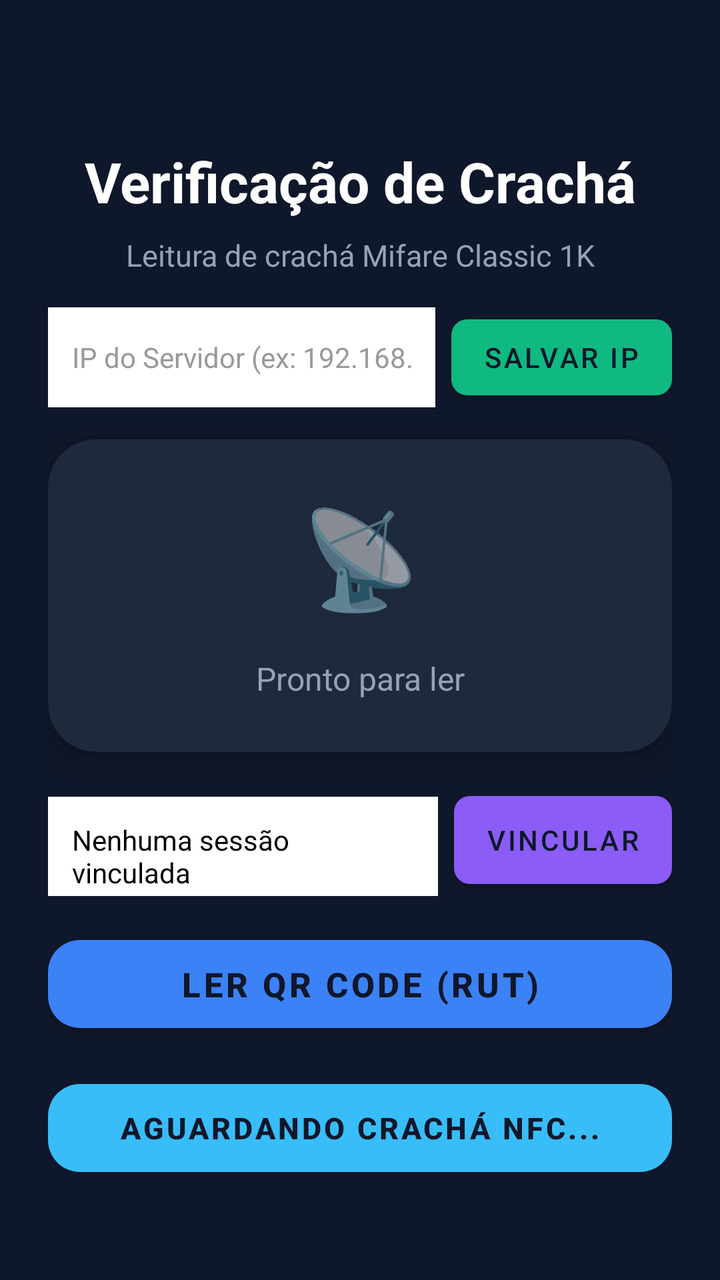
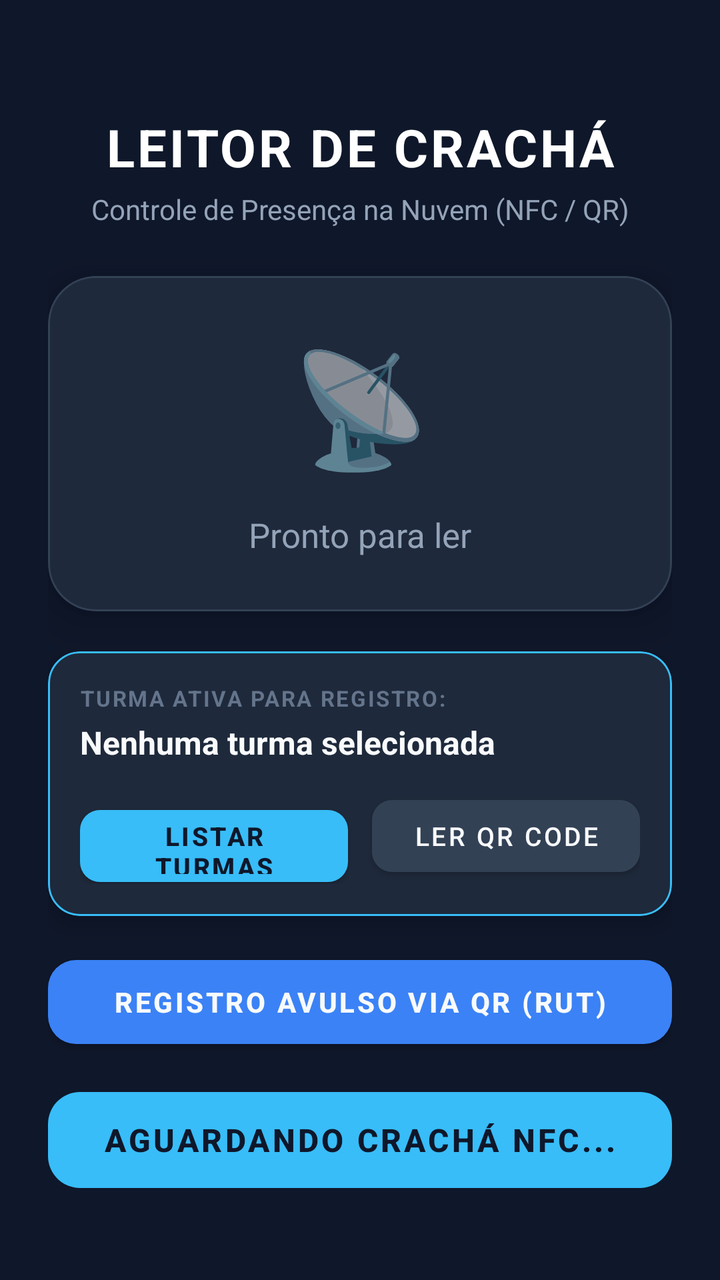

Compare the two renders of this Android layout. The source of the first and the diff that turns it into the second are given below.
<!-- AndroidManifest.xml: application theme Theme.LeitorCracha -->
<!-- res/layout/activity_main.xml -->
<?xml version="1.0" encoding="utf-8"?>
<androidx.constraintlayout.widget.ConstraintLayout
    xmlns:android="http://schemas.android.com/apk/res/android"
    xmlns:app="http://schemas.android.com/apk/res-auto"
    android:layout_width="match_parent"
    android:layout_height="match_parent"
    android:background="@color/colorBackground"
    android:padding="24dp">

    
    <TextView
        android:id="@+id/tvTitle"
        android:layout_width="0dp"
        android:layout_height="wrap_content"
        android:text="@string/app_name"
        android:textColor="@color/colorWhite"
        android:textSize="28sp"
        android:textStyle="bold"
        android:gravity="center"
        app:layout_constraintTop_toTopOf="parent"
        app:layout_constraintStart_toStartOf="parent"
        app:layout_constraintEnd_toEndOf="parent"
        android:layout_marginTop="48dp"/>

    
    <TextView
        android:id="@+id/tvSubtitle"
        android:layout_width="0dp"
        android:layout_height="wrap_content"
        android:text="@string/subtitle"
        android:textColor="@color/colorSubtitle"
        android:textSize="15sp"
        android:gravity="center"
        android:layout_marginTop="8dp"
        app:layout_constraintTop_toBottomOf="@id/tvTitle"
        app:layout_constraintStart_toStartOf="parent"
        app:layout_constraintEnd_toEndOf="parent"/>

    <LinearLayout
        android:id="@+id/llConfig"
        android:layout_width="0dp"
        android:layout_height="wrap_content"
        android:orientation="horizontal"
        android:layout_marginTop="16dp"
        app:layout_constraintTop_toBottomOf="@id/tvSubtitle"
        app:layout_constraintStart_toStartOf="parent"
        app:layout_constraintEnd_toEndOf="parent">
        
        <EditText
            android:id="@+id/etServerIp"
            android:layout_width="0dp"
            android:layout_weight="1"
            android:layout_height="50dp"
            android:background="@android:color/white"
            android:hint="IP do Servidor (ex: 192.168.0.100)"
            android:textColorHint="#999999"
            android:textColor="@android:color/black"
            android:padding="12dp"
            android:textSize="14sp"
            android:inputType="textUri" />
            
        <com.google.android.material.button.MaterialButton
            android:id="@+id/btnSaveIp"
            android:layout_width="wrap_content"
            android:layout_height="50dp"
            android:layout_marginStart="8dp"
            android:text="SALVAR IP"
            app:backgroundTint="#10B981"
            app:cornerRadius="8dp" />
    </LinearLayout>

    <com.google.android.material.card.MaterialCardView
        android:id="@+id/cardResult"
        android:layout_width="0dp"
        android:layout_height="0dp"
        android:layout_marginTop="16dp"
        android:layout_marginBottom="16dp"
        app:cardBackgroundColor="@color/colorCard"
        app:cardCornerRadius="24dp"
        app:cardElevation="8dp"
        app:layout_constraintTop_toBottomOf="@id/llConfig"
        app:layout_constraintBottom_toTopOf="@id/llSession"
        app:layout_constraintStart_toStartOf="parent"
        app:layout_constraintEnd_toEndOf="parent">

        <androidx.constraintlayout.widget.ConstraintLayout
            android:layout_width="match_parent"
            android:layout_height="match_parent"
            android:padding="24dp">

            
            <TextView
                android:id="@+id/tvIcon"
                android:layout_width="wrap_content"
                android:layout_height="wrap_content"
                android:text="📡"
                android:textSize="48sp"
                android:gravity="center"
                app:layout_constraintTop_toTopOf="parent"
                app:layout_constraintStart_toStartOf="parent"
                app:layout_constraintEnd_toEndOf="parent"
                app:layout_constraintBottom_toTopOf="@id/progressBar"/>

            
            <ProgressBar
                android:id="@+id/progressBar"
                android:layout_width="wrap_content"
                android:layout_height="wrap_content"
                android:visibility="gone"
                android:indeterminateTint="@color/colorAccent"
                app:layout_constraintTop_toBottomOf="@id/tvIcon"
                app:layout_constraintStart_toStartOf="parent"
                app:layout_constraintEnd_toEndOf="parent"
                app:layout_constraintBottom_toTopOf="@id/tvStatus"
                android:layout_marginTop="8dp"/>

            
            <TextView
                android:id="@+id/tvStatus"
                android:layout_width="0dp"
                android:layout_height="wrap_content"
                android:text="@string/status_ready"
                android:textColor="@color/colorSubtitle"
                android:textSize="16sp"
                android:gravity="center"
                android:layout_marginTop="16dp"
                app:layout_constraintTop_toBottomOf="@id/progressBar"
                app:layout_constraintStart_toStartOf="parent"
                app:layout_constraintEnd_toEndOf="parent"
                app:layout_constraintBottom_toTopOf="@id/tvResult"/>

            
            <TextView
                android:id="@+id/tvResult"
                android:layout_width="0dp"
                android:layout_height="wrap_content"
                android:textColor="@color/colorSuccess"
                android:textSize="22sp"
                android:textStyle="bold"
                android:gravity="center"
                android:letterSpacing="0.1"
                android:visibility="gone"
                android:layout_marginTop="12dp"
                app:layout_constraintTop_toBottomOf="@id/tvStatus"
                app:layout_constraintStart_toStartOf="parent"
                app:layout_constraintEnd_toEndOf="parent"
                app:layout_constraintBottom_toBottomOf="parent"/>

        </androidx.constraintlayout.widget.ConstraintLayout>

    </com.google.android.material.card.MaterialCardView>

    <LinearLayout
        android:id="@+id/llSession"
        android:layout_width="0dp"
        android:layout_height="wrap_content"
        android:orientation="horizontal"
        android:layout_marginBottom="16dp"
        app:layout_constraintBottom_toTopOf="@id/btnScanQr"
        app:layout_constraintStart_toStartOf="parent"
        app:layout_constraintEnd_toEndOf="parent">

        <TextView
            android:id="@+id/tvSessionId"
            android:layout_width="0dp"
            android:layout_height="56dp"
            android:layout_weight="1"
            android:background="@android:color/white"
            android:gravity="center_vertical"
            android:padding="12dp"
            android:text="Nenhuma sessão vinculada"
            android:textColor="@android:color/black"
            android:textSize="14sp" />

        <com.google.android.material.button.MaterialButton
            android:id="@+id/btnScanSession"
            android:layout_width="wrap_content"
            android:layout_height="56dp"
            android:layout_marginStart="8dp"
            android:text="VINCULAR"
            app:backgroundTint="#8B5CF6"
            app:cornerRadius="8dp" />
    </LinearLayout>

    
    <com.google.android.material.button.MaterialButton
        android:id="@+id/btnScanQr"
        android:layout_width="0dp"
        android:layout_height="56dp"
        android:layout_marginBottom="16dp"
        android:text="LER QR CODE (RUT)"
        android:textSize="17sp"
        android:textStyle="bold"
        android:textColor="@color/colorBackground"
        app:backgroundTint="#3B82F6"
        app:cornerRadius="16dp"
        app:layout_constraintBottom_toTopOf="@id/btnScan"
        app:layout_constraintStart_toStartOf="parent"
        app:layout_constraintEnd_toEndOf="parent" />

    
    <com.google.android.material.button.MaterialButton
        android:id="@+id/btnScan"
        android:layout_width="0dp"
        android:layout_height="56dp"
        android:layout_marginBottom="24dp"
        android:text="AGUARDANDO CRACHÁ NFC..."
        android:textSize="15sp"
        android:textStyle="bold"
        android:textColor="@color/colorBackground"
        app:backgroundTint="@color/colorAccent"
        app:cornerRadius="16dp"
        android:enabled="false"
        app:layout_constraintBottom_toBottomOf="parent"
        app:layout_constraintStart_toStartOf="parent"
        app:layout_constraintEnd_toEndOf="parent" />

</androidx.constraintlayout.widget.ConstraintLayout>
<!-- resources referenced by this layout -->
<resources>
  <color name="colorAccent">#38BDF8</color>
  <color name="colorBackground">#0F172A</color>
  <color name="colorCard">#1E293B</color>
  <color name="colorSubtitle">#94A3B8</color>
  <color name="colorSuccess">#10B981</color>
  <color name="colorWhite">#FFFFFF</color>
  <string name="app_name">Verificação de Crachá</string>
  <string name="status_ready">Pronto para ler</string>
  <string name="subtitle">Leitura de crachá Mifare Classic 1K</string>
  <style name="Theme.LeitorCracha" parent="Theme.MaterialComponents.DayNight.NoActionBar">
          <item name="colorPrimary">@color/colorAccent</item>
          <item name="colorPrimaryVariant">@color/colorCard</item>
          <item name="colorOnPrimary">@color/colorBackground</item>
          <item name="android:windowBackground">@color/colorBackground</item>
          <item name="android:statusBarColor">@color/colorBackground</item>
          <item name="android:navigationBarColor">@color/colorBackground</item>
      </style>
</resources>

<!-- the commit's change to res/layout/activity_main.xml (unified diff, before → after) -->
@@ -12,74 +12,45 @@
         android:id="@+id/tvTitle"
         android:layout_width="0dp"
         android:layout_height="wrap_content"
-        android:text="@string/app_name"
+        android:text="LEITOR DE CRACHÁ"
         android:textColor="@color/colorWhite"
-        android:textSize="28sp"
+        android:textSize="26sp"
         android:textStyle="bold"
         android:gravity="center"
+        android:letterSpacing="0.05"
         app:layout_constraintTop_toTopOf="parent"
         app:layout_constraintStart_toStartOf="parent"
         app:layout_constraintEnd_toEndOf="parent"
-        android:layout_marginTop="48dp"/>
+        android:layout_marginTop="32dp"/>
 
     
     <TextView
         android:id="@+id/tvSubtitle"
         android:layout_width="0dp"
         android:layout_height="wrap_content"
-        android:text="@string/subtitle"
+        android:text="Controle de Presença na Nuvem (NFC / QR)"
         android:textColor="@color/colorSubtitle"
-        android:textSize="15sp"
+        android:textSize="14sp"
         android:gravity="center"
-        android:layout_marginTop="8dp"
+        android:layout_marginTop="4dp"
         app:layout_constraintTop_toBottomOf="@id/tvTitle"
         app:layout_constraintStart_toStartOf="parent"
         app:layout_constraintEnd_toEndOf="parent"/>
 
-    <LinearLayout
-        android:id="@+id/llConfig"
-        android:layout_width="0dp"
-        android:layout_height="wrap_content"
-        android:orientation="horizontal"
-        android:layout_marginTop="16dp"
-        app:layout_constraintTop_toBottomOf="@id/tvSubtitle"
-        app:layout_constraintStart_toStartOf="parent"
-        app:layout_constraintEnd_toEndOf="parent">
-        
-        <EditText
-            android:id="@+id/etServerIp"
-            android:layout_width="0dp"
-            android:layout_weight="1"
-            android:layout_height="50dp"
-            android:background="@android:color/white"
-            android:hint="IP do Servidor (ex: 192.168.0.100)"
-            android:textColorHint="#999999"
-            android:textColor="@android:color/black"
-            android:padding="12dp"
-            android:textSize="14sp"
-            android:inputType="textUri" />
-            
-        <com.google.android.material.button.MaterialButton
-            android:id="@+id/btnSaveIp"
-            android:layout_width="wrap_content"
-            android:layout_height="50dp"
-            android:layout_marginStart="8dp"
-            android:text="SALVAR IP"
-            app:backgroundTint="#10B981"
-            app:cornerRadius="8dp" />
-    </LinearLayout>
-
+    
     <com.google.android.material.card.MaterialCardView
         android:id="@+id/cardResult"
         android:layout_width="0dp"
         android:layout_height="0dp"
-        android:layout_marginTop="16dp"
-        android:layout_marginBottom="16dp"
+        android:layout_marginTop="24dp"
+        android:layout_marginBottom="20dp"
         app:cardBackgroundColor="@color/colorCard"
         app:cardCornerRadius="24dp"
-        app:cardElevation="8dp"
-        app:layout_constraintTop_toBottomOf="@id/llConfig"
-        app:layout_constraintBottom_toTopOf="@id/llSession"
+        app:cardElevation="12dp"
+        app:strokeColor="#334155"
+        app:strokeWidth="1dp"
+        app:layout_constraintTop_toBottomOf="@id/tvSubtitle"
+        app:layout_constraintBottom_toTopOf="@id/cardSession"
         app:layout_constraintStart_toStartOf="parent"
         app:layout_constraintEnd_toEndOf="parent">
 
@@ -94,12 +65,14 @@
                 android:layout_width="wrap_content"
                 android:layout_height="wrap_content"
                 android:text="📡"
-                android:textSize="48sp"
+                android:textSize="56sp"
                 android:gravity="center"
                 app:layout_constraintTop_toTopOf="parent"
                 app:layout_constraintStart_toStartOf="parent"
                 app:layout_constraintEnd_toEndOf="parent"
-                app:layout_constraintBottom_toTopOf="@id/progressBar"/>
+                app:layout_constraintBottom_toTopOf="@id/progressBar"
+                app:layout_constraintVertical_chainStyle="packed"
+                android:layout_marginBottom="16dp"/>
 
             
             <ProgressBar
@@ -112,7 +85,7 @@
                 app:layout_constraintStart_toStartOf="parent"
                 app:layout_constraintEnd_toEndOf="parent"
                 app:layout_constraintBottom_toTopOf="@id/tvStatus"
-                android:layout_marginTop="8dp"/>
+                android:layout_marginBottom="16dp"/>
 
             
             <TextView
@@ -121,9 +94,8 @@
                 android:layout_height="wrap_content"
                 android:text="@string/status_ready"
                 android:textColor="@color/colorSubtitle"
-                android:textSize="16sp"
+                android:textSize="17sp"
                 android:gravity="center"
-                android:layout_marginTop="16dp"
                 app:layout_constraintTop_toBottomOf="@id/progressBar"
                 app:layout_constraintStart_toStartOf="parent"
                 app:layout_constraintEnd_toEndOf="parent"
@@ -138,62 +110,103 @@
                 android:textSize="22sp"
                 android:textStyle="bold"
                 android:gravity="center"
-                android:letterSpacing="0.1"
+                android:letterSpacing="0.05"
                 android:visibility="gone"
-                android:layout_marginTop="12dp"
+                android:layout_marginTop="16dp"
                 app:layout_constraintTop_toBottomOf="@id/tvStatus"
                 app:layout_constraintStart_toStartOf="parent"
                 app:layout_constraintEnd_toEndOf="parent"
                 app:layout_constraintBottom_toBottomOf="parent"/>
 
         </androidx.constraintlayout.widget.ConstraintLayout>
-
     </com.google.android.material.card.MaterialCardView>
 
-    <LinearLayout
-        android:id="@+id/llSession"
+    
+    <com.google.android.material.card.MaterialCardView
+        android:id="@+id/cardSession"
         android:layout_width="0dp"
         android:layout_height="wrap_content"
-        android:orientation="horizontal"
         android:layout_marginBottom="16dp"
+        app:cardBackgroundColor="#1E293B"
+        app:cardCornerRadius="16dp"
+        app:cardElevation="6dp"
+        app:strokeColor="#38BDF8"
+        app:strokeWidth="1dp"
         app:layout_constraintBottom_toTopOf="@id/btnScanQr"
         app:layout_constraintStart_toStartOf="parent"
         app:layout_constraintEnd_toEndOf="parent">
 
-        <TextView
-            android:id="@+id/tvSessionId"
-            android:layout_width="0dp"
-            android:layout_height="56dp"
-            android:layout_weight="1"
-            android:background="@android:color/white"
-            android:gravity="center_vertical"
-            android:padding="12dp"
-            android:text="Nenhuma sessão vinculada"
-            android:textColor="@android:color/black"
-            android:textSize="14sp" />
-
-        <com.google.android.material.button.MaterialButton
-            android:id="@+id/btnScanSession"
-            android:layout_width="wrap_content"
-            android:layout_height="56dp"
-            android:layout_marginStart="8dp"
-            android:text="VINCULAR"
-            app:backgroundTint="#8B5CF6"
-            app:cornerRadius="8dp" />
-    </LinearLayout>
+        <LinearLayout
+            android:layout_width="match_parent"
+            android:layout_height="wrap_content"
+            android:orientation="vertical"
+            android:padding="16dp">
+
+            <TextView
+                android:layout_width="wrap_content"
+                android:layout_height="wrap_content"
+                android:text="TURMA ATIVA PARA REGISTRO:"
+                android:textColor="#64748B"
+                android:textSize="11sp"
+                android:textStyle="bold"
+                android:letterSpacing="0.08"
+                android:layout_marginBottom="4dp" />
+
+            <TextView
+                android:id="@+id/tvSessionId"
+                android:layout_width="match_parent"
+                android:layout_height="wrap_content"
+                android:text="Nenhuma turma selecionada"
+                android:textColor="#F8FAFC"
+                android:textSize="16sp"
+                android:textStyle="bold"
+                android:layout_marginBottom="12dp" />
+
+            <LinearLayout
+                android:layout_width="match_parent"
+                android:layout_height="wrap_content"
+                android:orientation="horizontal">
+
+                <com.google.android.material.button.MaterialButton
+                    android:id="@+id/btnSelectSession"
+                    android:layout_width="0dp"
+                    android:layout_height="48dp"
+                    android:layout_weight="1"
+                    android:layout_marginEnd="6dp"
+                    android:text="LISTAR TURMAS"
+                    android:textSize="13sp"
+                    android:textStyle="bold"
+                    android:textColor="#0F172A"
+                    app:backgroundTint="#38BDF8"
+                    app:cornerRadius="10dp" />
+
+                <com.google.android.material.button.MaterialButton
+                    android:id="@+id/btnScanSession"
+                    android:layout_width="0dp"
+                    android:layout_height="48dp"
+                    android:layout_weight="1"
+                    android:layout_marginStart="6dp"
+                    android:text="LER QR CODE"
+                    android:textSize="13sp"
+                    android:textColor="#F8FAFC"
+                    app:backgroundTint="#334155"
+                    app:cornerRadius="10dp" />
+            </LinearLayout>
+        </LinearLayout>
+    </com.google.android.material.card.MaterialCardView>
 
     
     <com.google.android.material.button.MaterialButton
         android:id="@+id/btnScanQr"
         android:layout_width="0dp"
-        android:layout_height="56dp"
-        android:layout_marginBottom="16dp"
-        android:text="LER QR CODE (RUT)"
-        android:textSize="17sp"
+        android:layout_height="54dp"
+        android:layout_marginBottom="12dp"
+        android:text="REGISTRO AVULSO VIA QR (RUT)"
+        android:textSize="14sp"
         android:textStyle="bold"
-        android:textColor="@color/colorBackground"
+        android:textColor="#F8FAFC"
         app:backgroundTint="#3B82F6"
-        app:cornerRadius="16dp"
+        app:cornerRadius="14dp"
         app:layout_constraintBottom_toTopOf="@id/btnScan"
         app:layout_constraintStart_toStartOf="parent"
         app:layout_constraintEnd_toEndOf="parent" />
@@ -202,10 +215,10 @@
     <com.google.android.material.button.MaterialButton
         android:id="@+id/btnScan"
         android:layout_width="0dp"
-        android:layout_height="56dp"
-        android:layout_marginBottom="24dp"
+        android:layout_height="60dp"
+        android:layout_marginBottom="16dp"
         android:text="AGUARDANDO CRACHÁ NFC..."
-        android:textSize="15sp"
+        android:textSize="16sp"
         android:textStyle="bold"
         android:textColor="@color/colorBackground"
         app:backgroundTint="@color/colorAccent"
<!-- resource entries referenced after the edit -->
@@ -6,9 +6,7 @@
   <color name="colorSubtitle">#94A3B8</color>
   <color name="colorSuccess">#10B981</color>
   <color name="colorWhite">#FFFFFF</color>
-  <string name="app_name">Verificação de Crachá</string>
   <string name="status_ready">Pronto para ler</string>
-  <string name="subtitle">Leitura de crachá Mifare Classic 1K</string>
   <style name="Theme.LeitorCracha" parent="Theme.MaterialComponents.DayNight.NoActionBar">
           <item name="colorPrimary">@color/colorAccent</item>
           <item name="colorPrimaryVariant">@color/colorCard</item>
